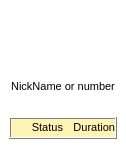
Above: wengophone/src/presentation/qt/phonecall/QtCallContactWidget.ui from tkrotoff/WengoPhone before the change. Below: the same form after it.
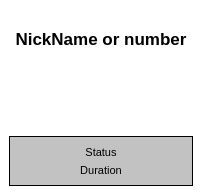
That is the form after the change. Icons and pictures are not drawn.

Commit message: More work on the profile bar Add contact now use new dialog More work on the contact list

The edit to the form file:
```diff
--- a/wengophone/src/presentation/qt/phonecall/QtCallContactWidget.ui
+++ b/wengophone/src/presentation/qt/phonecall/QtCallContactWidget.ui
@@ -8,8 +8,8 @@
    <rect>
     <x>0</x>
     <y>0</y>
-    <width>126</width>
-    <height>148</height>
+    <width>202</width>
+    <height>195</height>
    </rect>
   </property>
   <property name="palette" >
@@ -287,12 +287,18 @@
    <property name="spacing" >
     <number>6</number>
    </property>
-   <item row="2" column="0" >
+   <item row="3" column="0" >
     <widget class="QFrame" name="frame" >
+     <property name="minimumSize" >
+      <size>
+       <width>16</width>
+       <height>50</height>
+      </size>
+     </property>
      <property name="maximumSize" >
       <size>
        <width>16777215</width>
-       <height>22</height>
+       <height>50</height>
       </size>
      </property>
      <property name="palette" >
@@ -349,9 +355,9 @@
          <blue>255</blue>
         </color>
         <color>
-         <red>255</red>
-         <green>243</green>
-         <blue>181</blue>
+         <red>194</red>
+         <green>194</green>
+         <blue>194</blue>
         </color>
         <color>
          <red>64</red>
@@ -436,9 +442,9 @@
          <blue>255</blue>
         </color>
         <color>
-         <red>255</red>
-         <green>243</green>
-         <blue>181</blue>
+         <red>194</red>
+         <green>194</green>
+         <blue>194</blue>
         </color>
         <color>
          <red>64</red>
@@ -518,14 +524,14 @@
          <blue>100</blue>
         </color>
         <color>
-         <red>255</red>
-         <green>243</green>
-         <blue>181</blue>
+         <red>194</red>
+         <green>194</green>
+         <blue>194</blue>
         </color>
         <color>
-         <red>255</red>
-         <green>243</green>
-         <blue>181</blue>
+         <red>194</red>
+         <green>194</green>
+         <blue>194</blue>
         </color>
         <color>
          <red>0</red>
@@ -567,47 +573,50 @@
       <enum>QFrame::Box</enum>
      </property>
      <property name="frameShadow" >
-      <enum>QFrame::Raised</enum>
+      <enum>QFrame::Plain</enum>
      </property>
      <layout class="QGridLayout" >
       <property name="margin" >
-       <number>0</number>
+       <number>9</number>
       </property>
       <property name="spacing" >
-       <number>0</number>
+       <number>6</number>
       </property>
+      <item row="1" column="0" >
+       <widget class="QLabel" name="durationLabel" >
+        <property name="text" >
+         <string>&lt;html>&lt;head>&lt;meta name="qrichtext" content="1" />&lt;/head>&lt;body style=" white-space: pre-wrap; font-family:MS Shell Dlg; font-size:8.25pt; font-weight:400; font-style:normal; text-decoration:none;">&lt;p style=" margin-top:0px; margin-bottom:0px; margin-left:0px; margin-right:0px; -qt-block-indent:0; text-indent:0px;">&lt;span style=" font-size:8pt;">Duration&lt;/span>&lt;/p>&lt;/body>&lt;/html></string>
+        </property>
+        <property name="alignment" >
+         <set>Qt::AlignCenter</set>
+        </property>
+       </widget>
+      </item>
       <item row="0" column="0" >
        <widget class="QLabel" name="statusLabel" >
         <property name="text" >
          <string>&lt;html>&lt;head>&lt;meta name="qrichtext" content="1" />&lt;/head>&lt;body style=" white-space: pre-wrap; font-family:MS Shell Dlg; font-size:8.25pt; font-weight:400; font-style:normal; text-decoration:none;">&lt;p style=" margin-top:0px; margin-bottom:0px; margin-left:0px; margin-right:0px; -qt-block-indent:0; text-indent:0px; font-size:8pt;">Status&lt;/p>&lt;/body>&lt;/html></string>
         </property>
         <property name="alignment" >
-         <set>Qt::AlignRight|Qt::AlignTrailing|Qt::AlignVCenter</set>
-        </property>
-       </widget>
-      </item>
-      <item row="0" column="1" >
-       <widget class="QLabel" name="durationLabel" >
-        <property name="text" >
-         <string>&lt;html>&lt;head>&lt;meta name="qrichtext" content="1" />&lt;/head>&lt;body style=" white-space: pre-wrap; font-family:MS Shell Dlg; font-size:8.25pt; font-weight:400; font-style:normal; text-decoration:none;">&lt;p style=" margin-top:0px; margin-bottom:0px; margin-left:0px; margin-right:0px; -qt-block-indent:0; text-indent:0px;">&lt;span style=" font-size:8pt;">Duration&lt;/span>&lt;/p>&lt;/body>&lt;/html></string>
-        </property>
-        <property name="alignment" >
-         <set>Qt::AlignRight|Qt::AlignTrailing|Qt::AlignVCenter</set>
+         <set>Qt::AlignCenter</set>
         </property>
        </widget>
       </item>
      </layout>
     </widget>
    </item>
-   <item row="1" column="0" >
-    <widget class="QLabel" name="nickNameLabel" >
-     <property name="text" >
-      <string>&lt;html>&lt;head>&lt;meta name="qrichtext" content="1" />&lt;/head>&lt;body style=" white-space: pre-wrap; font-family:MS Shell Dlg; font-size:8.25pt; font-weight:400; font-style:normal; text-decoration:none;">&lt;p style=" margin-top:0px; margin-bottom:0px; margin-left:0px; margin-right:0px; -qt-block-indent:0; text-indent:0px;">&lt;span style=" font-size:8pt;">NickName or number&lt;/span>&lt;/p>&lt;/body>&lt;/html></string>
+   <item row="2" column="0" >
+    <spacer>
+     <property name="orientation" >
+      <enum>Qt::Vertical</enum>
      </property>
-     <property name="alignment" >
-      <set>Qt::AlignCenter</set>
+     <property name="sizeHint" >
+      <size>
+       <width>20</width>
+       <height>40</height>
+      </size>
      </property>
-    </widget>
+    </spacer>
    </item>
    <item row="0" column="0" >
     <widget class="QLabel" name="avatarLabel" >
@@ -622,6 +631,16 @@
      </property>
     </widget>
    </item>
+   <item row="1" column="0" >
+    <widget class="QLabel" name="nickNameLabel" >
+     <property name="text" >
+      <string>&lt;html>&lt;head>&lt;meta name="qrichtext" content="1" />&lt;/head>&lt;body style=" white-space: pre-wrap; font-family:MS Shell Dlg; font-size:8.25pt; font-weight:400; font-style:normal; text-decoration:none;">&lt;p style=" margin-top:0px; margin-bottom:0px; margin-left:0px; margin-right:0px; -qt-block-indent:0; text-indent:0px; font-size:8pt;">&lt;span style=" font-size:13pt; font-weight:600;">NickName or number&lt;/span>&lt;/p>&lt;/body>&lt;/html></string>
+     </property>
+     <property name="alignment" >
+      <set>Qt::AlignCenter</set>
+     </property>
+    </widget>
+   </item>
   </layout>
  </widget>
  <pixmapfunction></pixmapfunction>
```
The commit also changes 26 other files.
